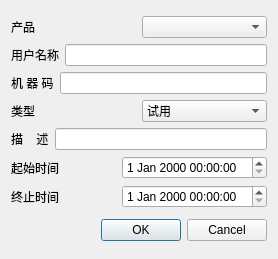
This is makeUserLic/newLic.ui in oldn123/UserLicMgr as Qt 5 draws it before an edit. The edited form follows.
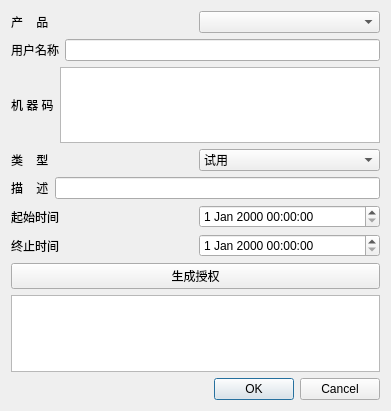
This is the edited form.

Patch:
```diff
--- a/makeUserLic/newLic.ui
+++ b/makeUserLic/newLic.ui
@@ -6,8 +6,8 @@
    <rect>
     <x>0</x>
     <y>0</y>
-    <width>278</width>
-    <height>259</height>
+    <width>391</width>
+    <height>411</height>
    </rect>
   </property>
   <property name="windowTitle">
@@ -21,7 +21,7 @@
        <item>
         <widget class="QLabel" name="label">
          <property name="text">
-          <string>产品</string>
+          <string>产    品</string>
          </property>
         </widget>
        </item>
@@ -54,7 +54,7 @@
         </widget>
        </item>
        <item>
-        <widget class="QLineEdit" name="lineEdit_macCode"/>
+        <widget class="QTextEdit" name="lineEdit_macCode"/>
        </item>
       </layout>
      </item>
@@ -63,7 +63,7 @@
        <item>
         <widget class="QLabel" name="label_7">
          <property name="text">
-          <string>类型</string>
+          <string>类    型</string>
          </property>
         </widget>
        </item>
@@ -127,6 +127,16 @@
      </item>
     </layout>
    </item>
+   <item>
+    <widget class="QPushButton" name="pushButton_makeLic">
+     <property name="text">
+      <string>生成授权</string>
+     </property>
+    </widget>
+   </item>
+   <item>
+    <widget class="QTextEdit" name="textEdit_licCode"/>
+   </item>
    <item>
     <widget class="QDialogButtonBox" name="buttonBox">
      <property name="orientation">
```
Left out of the diff: 25 changed lines with no effect on the pictures.
